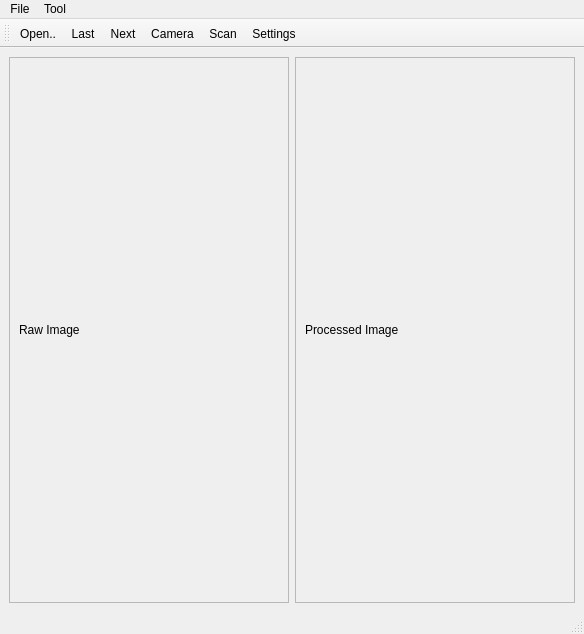
This is qt/ReaderUI/ReaderUI/mainwindow.ui in discodyer/Qt-AnscardScanner as Qt 5 draws it before an edit. The edited form follows.
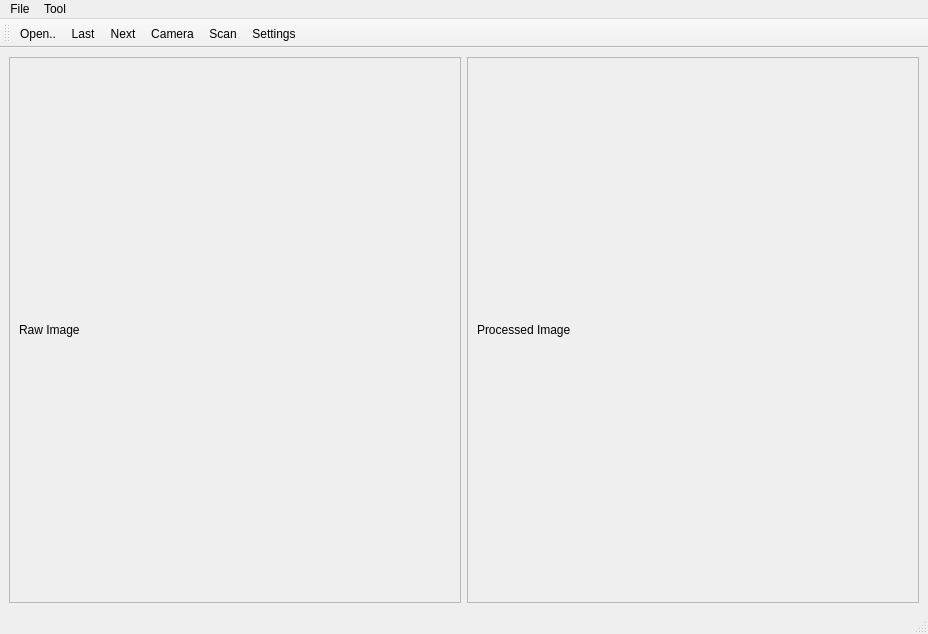
This is the edited form. Icons and pictures are not drawn.

The edit to the form file:
```diff
--- a/qt/ReaderUI/ReaderUI/mainwindow.ui
+++ b/qt/ReaderUI/ReaderUI/mainwindow.ui
@@ -6,7 +6,7 @@
    <rect>
     <x>0</x>
     <y>0</y>
-    <width>584</width>
+    <width>928</width>
     <height>634</height>
    </rect>
   </property>
@@ -25,7 +25,7 @@
         <rect>
          <x>0</x>
          <y>0</y>
-         <width>276</width>
+         <width>448</width>
          <height>489</height>
         </rect>
        </property>
@@ -51,7 +51,7 @@
         <rect>
          <x>0</x>
          <y>0</y>
-         <width>275</width>
+         <width>447</width>
          <height>489</height>
         </rect>
        </property>
@@ -74,7 +74,7 @@
     <rect>
      <x>0</x>
      <y>0</y>
-     <width>584</width>
+     <width>928</width>
      <height>26</height>
     </rect>
    </property>
```
